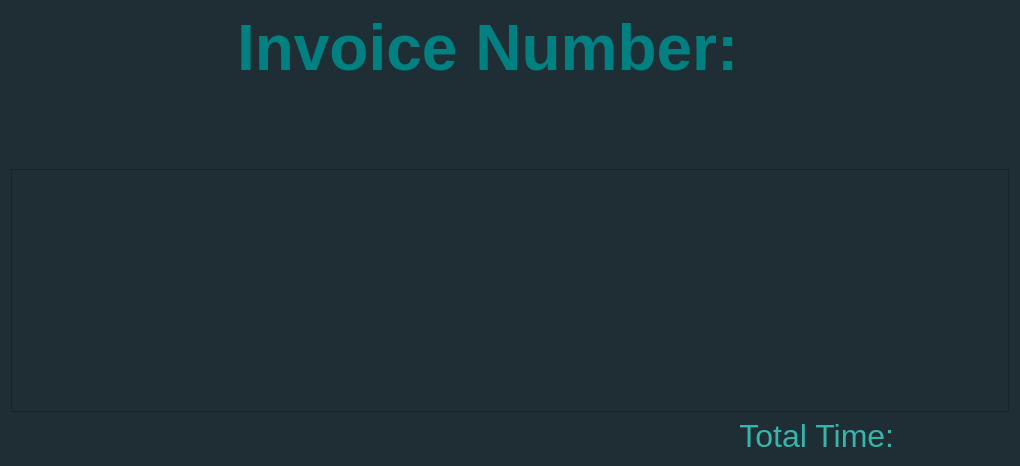
The window that src/ui/ViewInvoice.ui (CanMatthewCode/ArchitectsLog) describes before a commit, drawn with Qt 5.
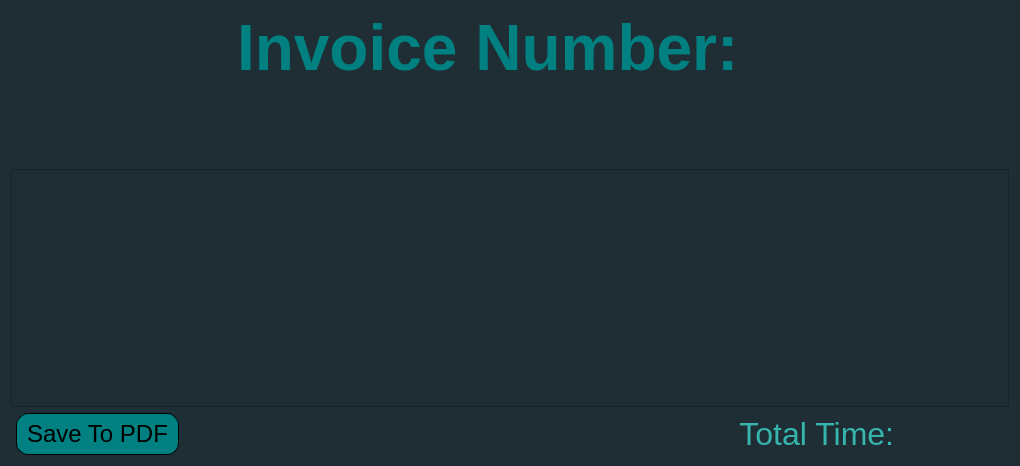
The same window after the commit.

Commit message: add architectsLog_pdf.py file with generate_invoice_pdf function to save user’s chosen invoice as a PDF to a location of their choice; add saveToPDFBtn to ViewInvoice.ui/py; add functionality to saveToPDFBtn in ViewInvoice class which calls makePDF method, invoking generate_invoice_pdf function call 	in architectsLog_PySide.py

Patch:
```diff
--- a/src/ui/ViewInvoice.ui
+++ b/src/ui/ViewInvoice.ui
@@ -156,6 +156,12 @@
    </item>
    <item>
     <widget class="QTableView" name="invoiceTableView">
+     <property name="sizePolicy">
+      <sizepolicy hsizetype="MinimumExpanding" vsizetype="Expanding">
+       <horstretch>0</horstretch>
+       <verstretch>0</verstretch>
+      </sizepolicy>
+     </property>
      <property name="alternatingRowColors">
       <bool>true</bool>
      </property>
@@ -166,17 +172,63 @@
    </item>
    <item>
     <layout class="QHBoxLayout" name="invoiceTotalLayout">
+     <item>
+      <widget class="QPushButton" name="saveToPDFBtn">
+       <property name="sizePolicy">
+        <sizepolicy hsizetype="Fixed" vsizetype="Fixed">
+         <horstretch>0</horstretch>
+         <verstretch>0</verstretch>
+        </sizepolicy>
+       </property>
+       <property name="minimumSize">
+        <size>
+         <width>97</width>
+         <height>42</height>
+        </size>
+       </property>
+       <property name="font">
+        <font>
+         <pointsize>18</pointsize>
+        </font>
+       </property>
+       <property name="styleSheet">
+        <string notr="true">QPushButton{
+	border-radius: 12px;
+	border: 1px solid black;
+	border-style: solid;
+	min-width: 60px;
+	min-height: 30px;
+	padding: 5px 10px;
+	margin-left: 5px;
+	margin-right: 10px;
+	background-color: #008080;
+	color: black;
+}
+
+QPushButton:hover {
+	background-color: #006666;
+}
+
+QPushButton:pressed {
+	background-color: #004D4D;
+}</string>
+       </property>
+       <property name="text">
+        <string>Save To PDF</string>
+       </property>
+      </widget>
+     </item>
      <item>
       <spacer name="horizontalSpacer_3">
        <property name="orientation">
         <enum>Qt::Orientation::Horizontal</enum>
        </property>
        <property name="sizeType">
-        <enum>QSizePolicy::Policy::Fixed</enum>
+        <enum>QSizePolicy::Policy::Expanding</enum>
        </property>
        <property name="sizeHint" stdset="0">
         <size>
-         <width>1000</width>
+         <width>200</width>
          <height>20</height>
         </size>
        </property>
```
The commit also changes 3 other files.
